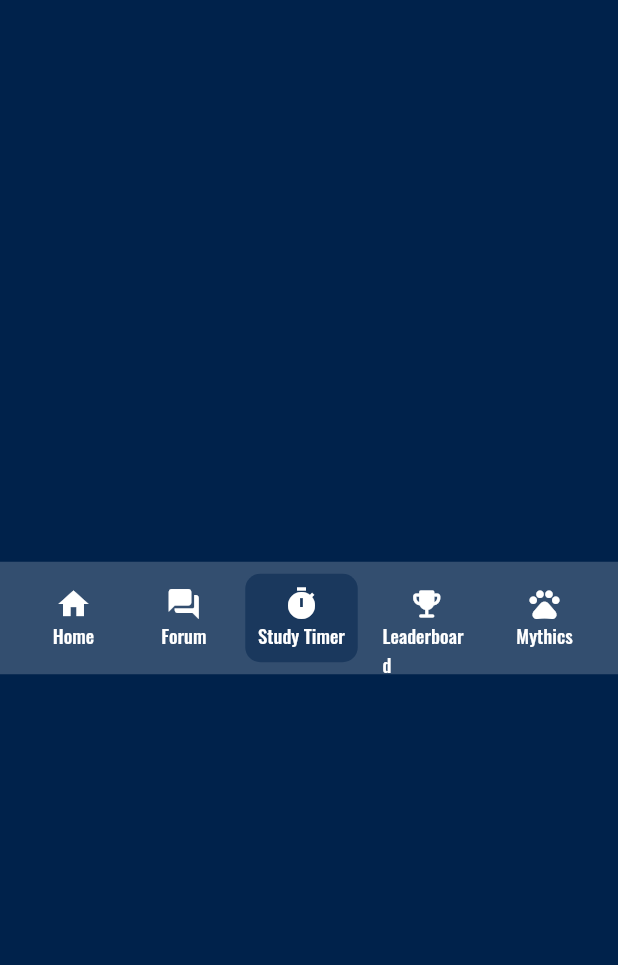
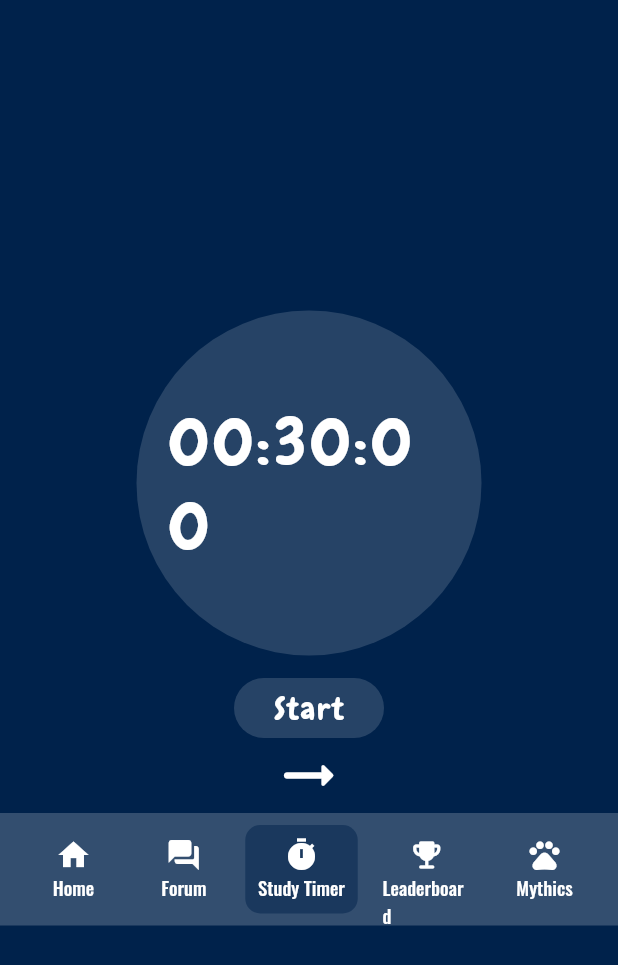
Before and after one commit to ruiqi7/study_wyth_me, a Flutter app: the Timer screen opened directly, on a phone screen of 412 x 824 dp. Shown: the top 965 px of the screen. Run offline on Flutter 3.47's test engine with Material 2 defaults, Android fonts, the phone set to English and light mode, and no system bars; our stand-ins replace cloud_firestore, firebase_auth, firebase_core, flutter_spinkit; accounts and stored records are empty.

Commit message:
Created the Timer Feature
- Countdown Timer created
- Start / Stop / Step time on timer created

```diff
--- a/study_wyth_me/lib/main.dart
+++ b/study_wyth_me/lib/main.dart
@@ -3,6 +3,7 @@ import 'package:firebase_core/firebase_core.dart';
 import 'package:provider/provider.dart';
 import 'package:study_wyth_me/models/custom_user.dart';
 import 'package:study_wyth_me/pages/authentication_wrapper.dart';
+import 'package:study_wyth_me/pages/timer.dart';
 import 'package:study_wyth_me/services/authentication.dart';
 import 'firebase_options.dart';
 
--- a/study_wyth_me/lib/pages/timer.dart
+++ b/study_wyth_me/lib/pages/timer.dart
@@ -1,6 +1,9 @@
 import 'package:flutter/material.dart';
+import 'package:flutter/cupertino.dart';
 import 'package:study_wyth_me/shared/constants.dart';
 import 'package:study_wyth_me/shared/bar_widgets.dart';
+
+import 'countdown.dart';
 
 class Timer extends StatefulWidget {
   const Timer({Key? key}) : super(key: key);
@@ -13,12 +16,106 @@ class _TimerState extends State<Timer> {
 
   final _position = 3;
 
+
+  Duration currDuration = const Duration(minutes: 30);
+
+  // This shows a CupertinoModalPopup with a reasonable fixed height which hosts CupertinoTimerPicker.
+  void _showDialog(Widget child) {
+    showCupertinoModalPopup<void>(
+        context: context,
+        builder: (BuildContext context) => Container(
+          height: 216,
+          padding: const EdgeInsets.only(top: 6.0),
+          // The Bottom margin is provided to align the popup above the system navigation bar.
+          margin: EdgeInsets.only(
+            bottom: MediaQuery.of(context).viewInsets.bottom,
+          ),
+          // Provide a background color for the popup.
+          color: CupertinoColors.systemBackground.resolveFrom(context),
+          // Use a SafeArea widget to avoid system overlaps.
+          child: SafeArea(
+            top: false,
+            child: child,
+          ),
+        ));
+  }
+
   @override
   Widget build(BuildContext context) {
+    final hours = currDuration.inHours.remainder(24).toString().length < 2 ? "0" + currDuration.inHours.remainder(24).toString() : currDuration.inHours.remainder(24).toString();
+    final minutes = currDuration.inMinutes.remainder(60).toString().length < 2 ? "0" + currDuration.inMinutes.remainder(60).toString() : currDuration.inMinutes.remainder(60).toString();
+    final seconds = currDuration.inSeconds.remainder(60).toString().length < 2 ? "0" + currDuration.inSeconds.remainder(60).toString() : currDuration.inSeconds.remainder(60).toString();
     return Scaffold(
       backgroundColor: darkBlueBackground,
       body: Center(
-        child: bottomBar(context, _position)
+        child: Column(
+          mainAxisAlignment: MainAxisAlignment.center,
+          children: <Widget> [
+            Container(
+              width: 230,
+              height: 230,
+              decoration: const BoxDecoration(
+                color: whiteOpacity15,
+                shape: BoxShape.circle,
+              ),
+              child: CupertinoButton(
+                // Display a CupertinoTimerPicker with hour/minute mode.
+                onPressed: () => _showDialog(
+                  CupertinoTimerPicker(
+                    mode: CupertinoTimerPickerMode.hm,
+                    initialTimerDuration: currDuration,
+                    // This is called when the user changes the timer duration.
+                    onTimerDurationChanged: (Duration newDuration) {
+                      setState(() => currDuration = newDuration);
+                    },
+                  ),
+                ),
+                // In this example, the timer value is formatted manually. You can use intl package
+                // to format the value based on user's locale settings.
+                child: Text(
+                  '$hours:$minutes:$seconds',
+                  style: const TextStyle(
+                    fontSize: 43.0,
+                    fontFamily: 'Chewy',
+                    color: Colors.white,
+                    letterSpacing: 3.0,
+                  ),
+                ),
+              ),
+            ),
+            gapBox,
+            Container(
+              width: 100,
+              height: 40,
+              decoration: largeRadiusRoundedBox,
+              child: TextButton(
+                child: const Text('Start'),
+                style: TextButton.styleFrom(
+                  padding: const EdgeInsets.all(5.0),
+                  primary: Colors.white,
+                  textStyle: const TextStyle(
+                      fontSize: 20.0,
+                      color: Colors.white,
+                      letterSpacing: 1.5,
+                      fontFamily: 'Chewy'
+                  ),
+                ),
+                onPressed: () {
+                  Navigator.push(
+                    context,
+                    MaterialPageRoute(builder: (context) => Countdown(duration: currDuration)),
+                  );
+                },
+              ),
+            ),
+            const Icon(
+              Icons.arrow_right_alt_rounded,
+              color: Colors.white,
+              size: 50.0
+            ),
+            bottomBar(context, _position)
+          ],
+        )
       )
     );
   }
```
Also changed, not shown: study_wyth_me/lib/pages/countdown.dart (added, +93 -0 lines).
